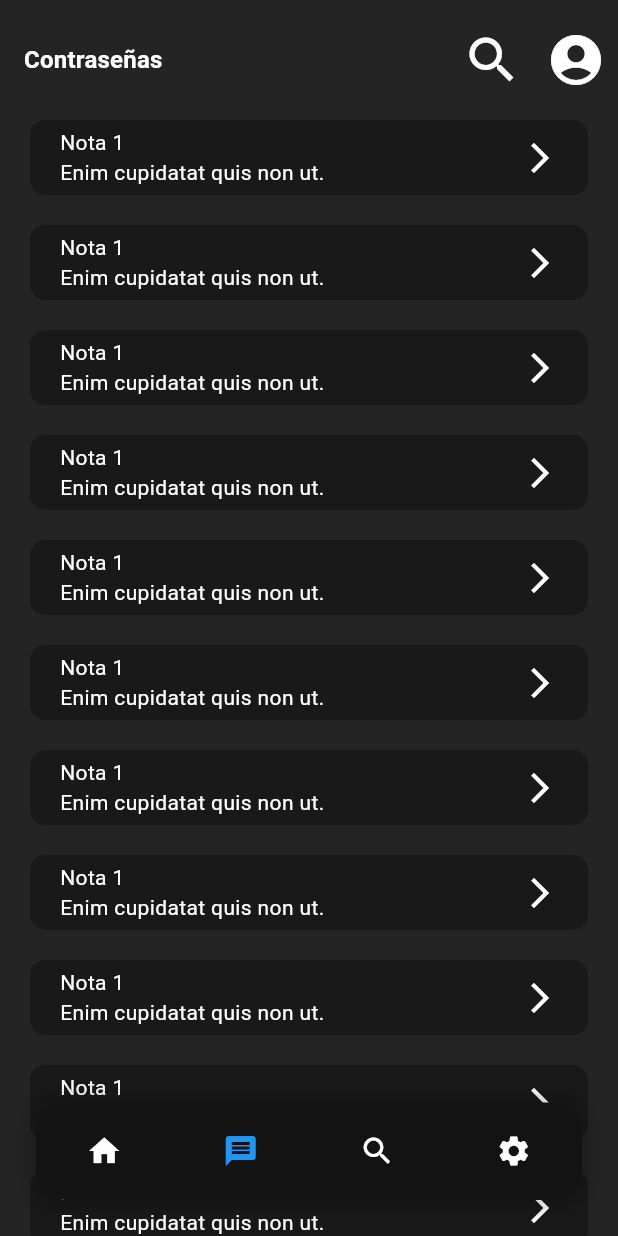
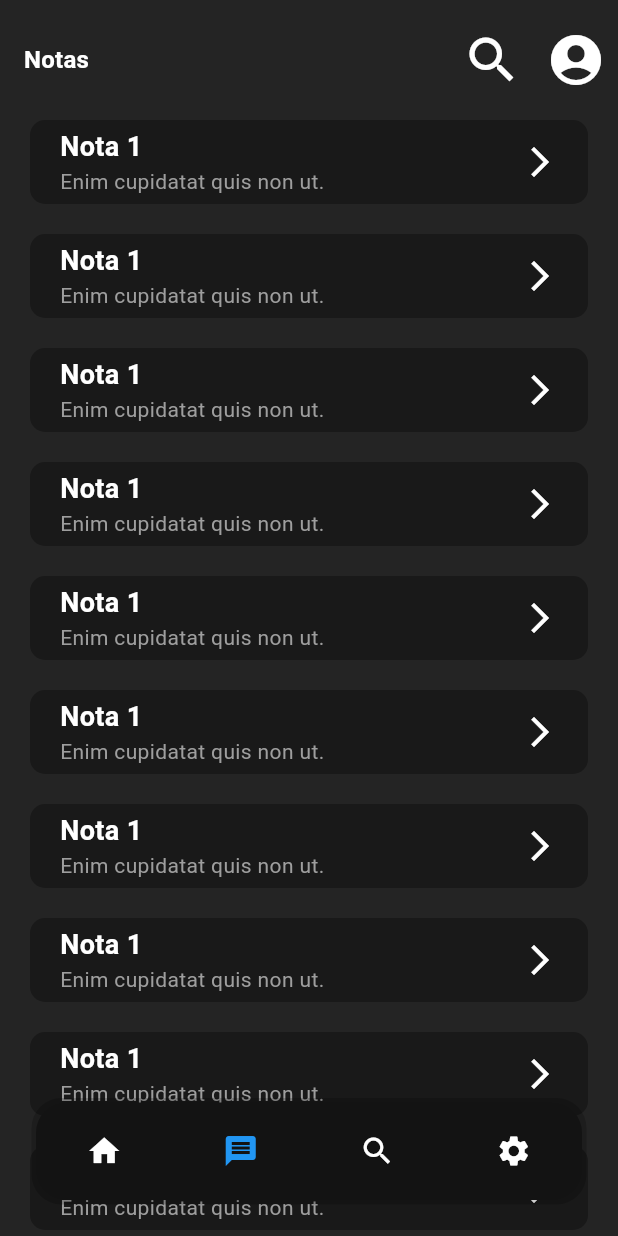
Before and after one commit to DorkoSpron0/Hidden-Pass, a Flutter app: the PasswordsListScreen screen opened directly, item 2 of the bottom bar chosen, on a phone screen of 412 x 824 dp. Run offline on Flutter 3.47's test engine with Material 3 defaults, Android fonts, the phone set to English and light mode, and no system bars; drawn by our look-alikes of flutter_slidable; Roboto replaces fonts that are missing (Onest).

Commit message:
AppBar dynamic and notes item texts

```diff
--- a/lib/UI/SCREENS/notes_list_screen.dart
+++ b/lib/UI/SCREENS/notes_list_screen.dart
@@ -1,12 +1,7 @@
 import 'package:flutter/material.dart';
 import 'package:hidden_pass/UI/WIDGETS/notes_widgets/note_item_widget.dart';
 
-class NotesListScreen extends StatefulWidget {
-  @override
-  State<NotesListScreen> createState() => _NotesListScreenState();
-}
-
-class _NotesListScreenState extends State<NotesListScreen> {
+class NotesListScreen extends StatelessWidget {
   @override
   Widget build(BuildContext context) {
     return Scaffold(
@@ -15,8 +10,6 @@ class _NotesListScreenState extends State<NotesListScreen> {
         itemCount: 20,
         scrollDirection: Axis.vertical,
         itemBuilder: (context, index) => Column(
-          mainAxisAlignment: MainAxisAlignment.start,
-          crossAxisAlignment: CrossAxisAlignment.start,
           children: [
             NoteItemWidget(),
             SizedBox(
@@ -24,6 +17,7 @@ class _NotesListScreenState extends State<NotesListScreen> {
             )
           ],
         ),
+        shrinkWrap: true,
       ),
     );
   }
--- a/lib/UI/SCREENS/passwords_list_screen.dart
+++ b/lib/UI/SCREENS/passwords_list_screen.dart
@@ -20,11 +20,13 @@ class _PasswordsListScreenState extends State<PasswordsListScreen> {
     SettingsScreen()
   ];
 
+  final List<String> _titles = ["Contraseñas", "Notas", "Configuración"];
+
 // TODO - AFTER SETTINGS GLOBAL STATE - REFACTOR CODE
   @override
   Widget build(BuildContext context) {
     return Scaffold(
-      appBar: appBarWidget(context),
+      appBar: appBarWidget(context, _titles[_selectedIndex]),
       body: Stack(
         children: [
           IndexedStack(
@@ -42,8 +44,8 @@ class _PasswordsListScreenState extends State<PasswordsListScreen> {
                 boxShadow: [
                   BoxShadow(
                     color: Colors.black.withAlpha(50),
-                    blurRadius: 10,
-                    spreadRadius: 5,
+                    blurRadius: 0,
+                    spreadRadius: 3,
                     offset: Offset(0, 0),
                   ),
                 ],
--- a/lib/UI/WIDGETS/appbar_widget.dart
+++ b/lib/UI/WIDGETS/appbar_widget.dart
@@ -1,13 +1,13 @@
 import 'package:flutter/material.dart';
 
-AppBar appBarWidget(BuildContext context) {
+AppBar appBarWidget(BuildContext context, String title) {
   return AppBar(
     elevation: 0,
     backgroundColor: Color(0XFF242424),
     automaticallyImplyLeading: false, // Ocultar la flecha de retroceso
     toolbarHeight: 80,
     title: Text(
-      "Contraseñas",
+      title,
       style: Theme.of(context).textTheme.titleMedium,
     ),
     actions: [
--- a/lib/UI/WIDGETS/notes_widgets/note_item_widget.dart
+++ b/lib/UI/WIDGETS/notes_widgets/note_item_widget.dart
@@ -38,8 +38,17 @@ class NoteItemWidget extends StatelessWidget {
               mainAxisAlignment: MainAxisAlignment.start,
               crossAxisAlignment: CrossAxisAlignment.start,
               children: [
-                Text("Nota 1"),
-                Text("Enim cupidatat quis non ut."),
+                Text(
+                  "Nota 1",
+                  style: TextStyle(
+                    fontSize: 18,
+                    fontWeight: FontWeight.bold,
+                  ),
+                ),
+                Text(
+                  "Enim cupidatat quis non ut.",
+                  style: TextStyle(color: Colors.grey),
+                ),
               ],
             ),
             Icon(Icons.arrow_forward_ios)
```
